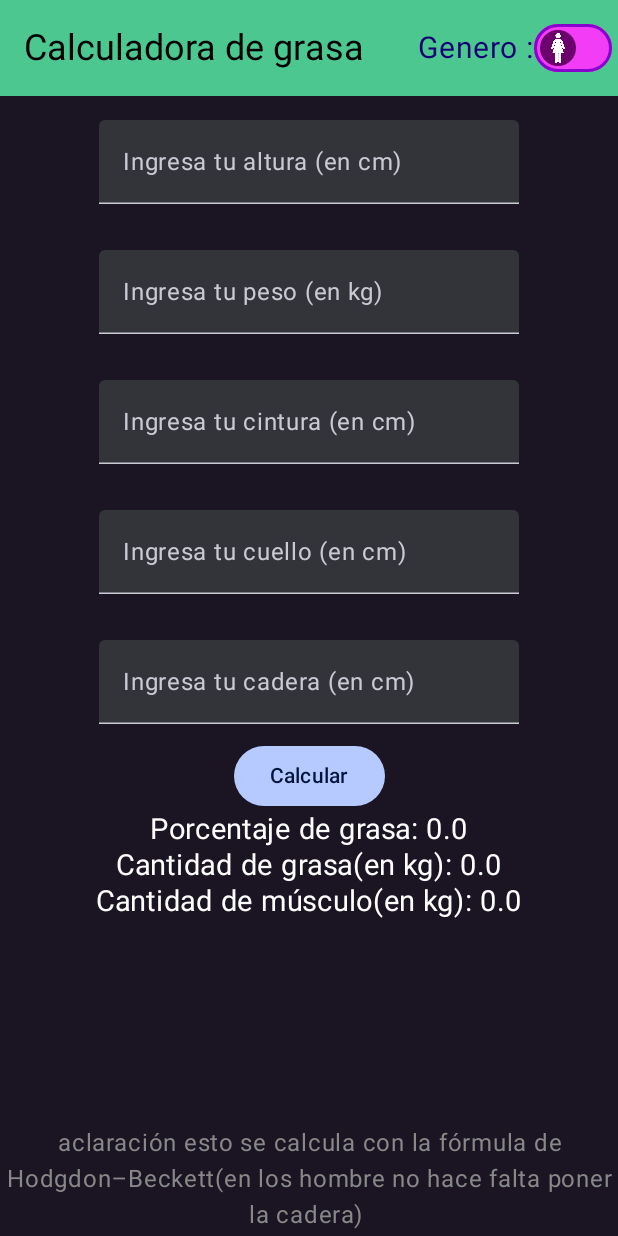
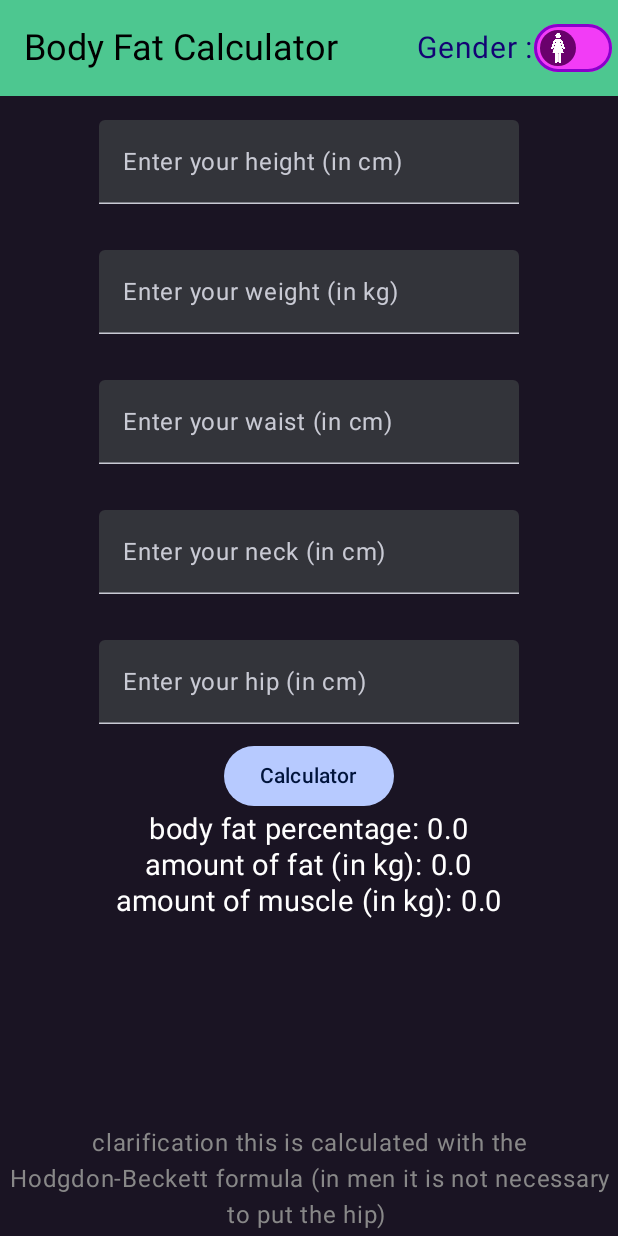
Before and after one commit to lautaro-tomas-ardiles/Body-Fat-Calculator, an Android app built with Jetpack Compose: the screen it shows after launch (MainActivity), on a phone screen of 412 x 824 dp. Run offline under Robolectric (Android 15) with nearby library versions, the phone set to English and light mode, and no system bars.

Commit message:
in english finish commit

```diff
--- a/app/src/main/java/com/example/calculadoradegrasa/MainActivity.kt
+++ b/app/src/main/java/com/example/calculadoradegrasa/MainActivity.kt
@@ -43,7 +43,7 @@ fun TopAppBar() {
     TopAppBar(
         title = {
             Text(
-                text = "Calculadora de grasa",
+                text = "Body Fat Calculator",
                 fontSize = 24.sp,
                 color = Color.Black,
                 modifier = Modifier
@@ -54,7 +54,7 @@ fun TopAppBar() {
         ),
         actions = {
             Text(
-                text = "Genero :",
+                text = "Gender :",
                 color = Color(0xFF130374),
                 fontSize = 20.sp
             )
@@ -102,7 +102,7 @@ fun BottomAppBar(){
     BottomAppBar(
         actions = {
             Text(
-                text = "aclaración esto se calcula con la fórmula de Hodgdon–Beckett(en los hombre no hace falta poner la cadera) ",
+                text = "clarification this is calculated with the Hodgdon-Beckett formula (in men it is not necessary to put the hip) ",
                 color = Color.Gray,
                 textAlign = TextAlign.Center
             )
@@ -129,7 +129,7 @@ fun TextsFields() {
             value = height,
             onValueChange = { height = it },
             singleLine = true,
-            label = { Text("Ingresa tu altura (en cm)") },
+            label = { Text("Enter your height (in cm)") },
             keyboardOptions = KeyboardOptions(
                 keyboardType = KeyboardType.Number
             )
@@ -139,7 +139,7 @@ fun TextsFields() {
             value = weight,
             onValueChange = { weight = it },
             singleLine = true,
-            label = { Text("Ingresa tu peso (en kg)") },
+            label = { Text("Enter your weight (in kg)") },
             keyboardOptions = KeyboardOptions(
                 keyboardType = KeyboardType.Number
             )
@@ -149,7 +149,7 @@ fun TextsFields() {
             value = waist,
             onValueChange = { waist = it },
             singleLine = true,
-            label = { Text("Ingresa tu cintura (en cm)") },
+            label = { Text("Enter your waist (in cm)") },
             keyboardOptions = KeyboardOptions(
                 keyboardType = KeyboardType.Number
             )
@@ -159,7 +159,7 @@ fun TextsFields() {
             value = neck,
             onValueChange = { neck = it },
             singleLine = true,
-            label = { Text("Ingresa tu cuello (en cm)") },
+            label = { Text("Enter your neck (in cm)") },
             keyboardOptions = KeyboardOptions(
                 keyboardType = KeyboardType.Number
             )
@@ -169,7 +169,7 @@ fun TextsFields() {
             value = hip,
             onValueChange = { hip = it },
             singleLine = true,
-            label = { Text("Ingresa tu cadera (en cm)") },
+            label = { Text("Enter your hip (in cm)") },
             keyboardOptions = KeyboardOptions(
                 keyboardType = KeyboardType.Number
             )
@@ -187,7 +187,7 @@ fun TextsFields() {
                 )
             }
         ) {
-            Text("Calcular")
+            Text("Calculator")
         }
         TextsFatCalculator()
     }
@@ -217,6 +217,7 @@ fun fatCalculator(height: Double, waist: Double, neck: Double, weight: Double, h
         GeneralFatPercentage = fatPercentage
         GeneralFat = fat
         GeneralMuscles = muscle
+
     } else {
         var fatPercentage = 495 / (1.29579-0.35004 * log10((waist + hip - neck)) + 0.22100 * log10(height)) - 450
 
@@ -249,17 +250,17 @@ fun TextsFatCalculator() {
         horizontalAlignment = Alignment.CenterHorizontally
     ) {
         Text(
-            text = "Porcentaje de grasa: $GeneralFatPercentage",
+            text = "body fat percentage: $GeneralFatPercentage",
             color = Color.White,
             fontSize = 19.sp
         )
         Text(
-            text = "Cantidad de grasa(en kg): $GeneralFat",
+            text = "amount of fat (in kg): $GeneralFat",
             color = Color.White,
             fontSize = 19.sp
         )
         Text(
-            text = "Cantidad de músculo(en kg): $GeneralMuscles",
+            text = "amount of muscle (in kg): $GeneralMuscles",
             color = Color.White,
             fontSize = 19.sp
         )
```
